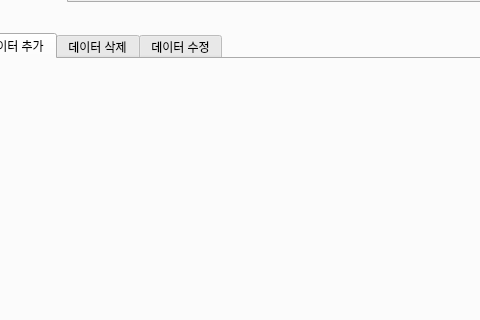
The window that main.ui (syarin03/kosdaq) describes before a commit, drawn with Qt 5; both pictures show x 89 to 569 and y 83 to 403 of the 1100 by 766 pixel window.
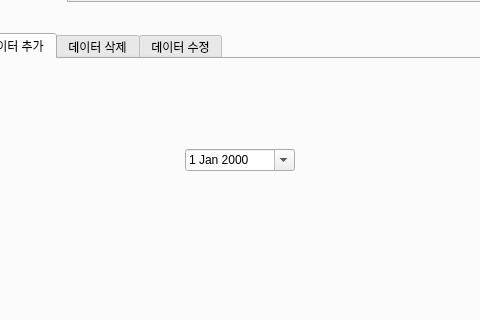
The same window after the commit. The open tabs and pages were chosen to show the change.

Commit message: 수정해야할 부분 체크하고 기숙사로 ㄱ

What changed in the file:
```diff
--- a/main.ui
+++ b/main.ui
@@ -858,6 +858,19 @@
          <attribute name="title">
           <string>데이터 추가</string>
          </attribute>
+         <widget class="QDateEdit" name="date_cadd">
+          <property name="geometry">
+           <rect>
+            <x>210</x>
+            <y>90</y>
+            <width>110</width>
+            <height>22</height>
+           </rect>
+          </property>
+          <property name="calendarPopup">
+           <bool>true</bool>
+          </property>
+         </widget>
         </widget>
         <widget class="QWidget" name="cdel">
          <attribute name="title">
```
Left out of the diff: 4 changed lines with no effect on the pictures. The commit also changes 1 other file.
